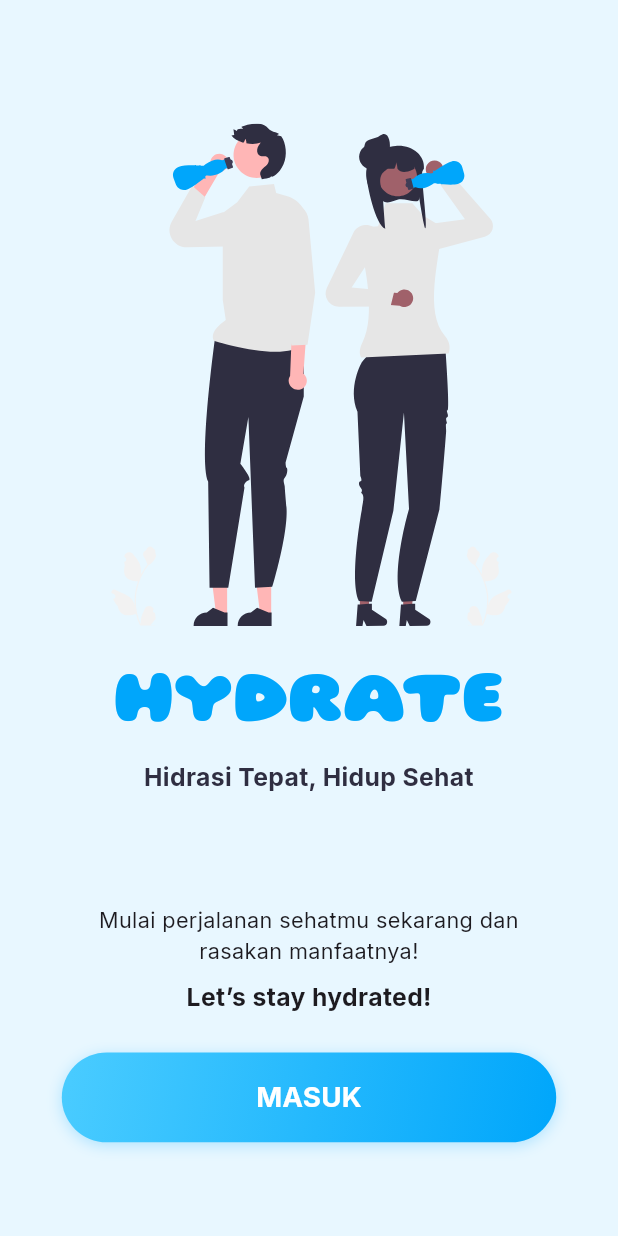
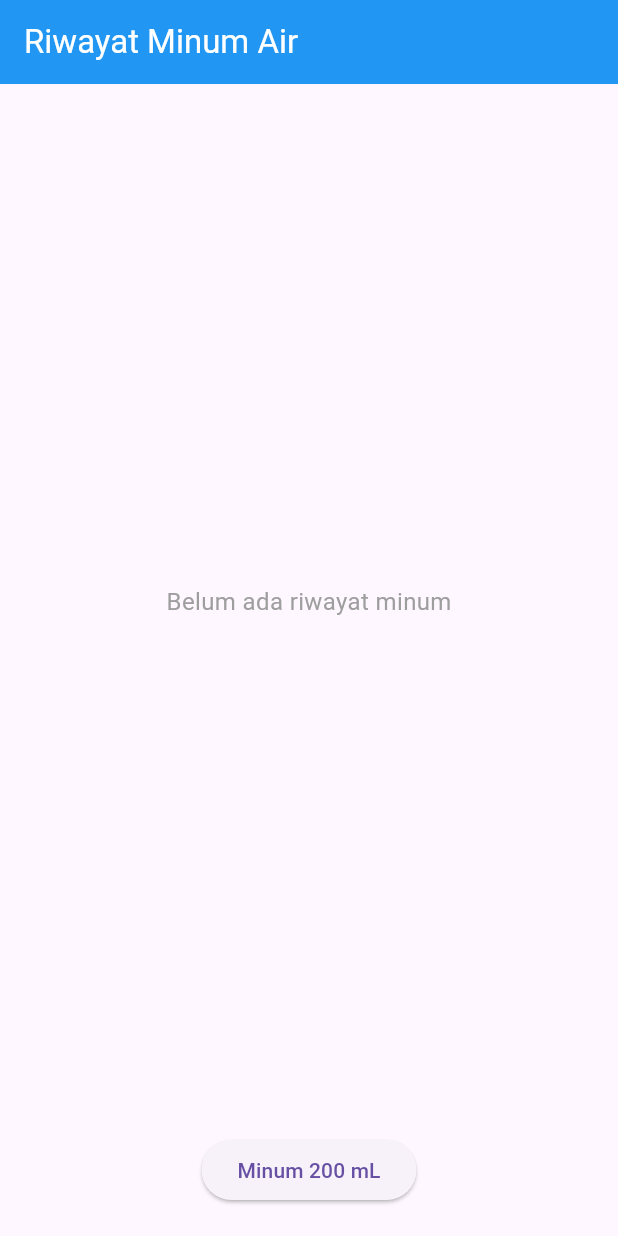
Before and after one commit to rizaldinata/hydrate, a Flutter app: the screen it shows after launch, on a phone screen of 412 x 824 dp. Run offline on Flutter 3.47's test engine with Material 3 defaults, Android fonts, the phone set to English and light mode, and no system bars; our stand-ins replace dashed_circular_progress_bar, flutter_svg, google_fonts, smooth_page_indicator, sqflite; missing offline and left inert: bottom_picker, water_bottle; accounts and stored records are empty.

Commit message:
push buat uji

```diff
--- a/lib/main.dart
+++ b/lib/main.dart
@@ -1,5 +1,6 @@
 import 'package:flutter/material.dart';
 import 'package:hydrate/presentation/screens/info_product_view.dart';
+import 'package:hydrate/presentation/screens/statistic_screen.dart';
 // import 'package:hydrate/presentation/widgets/circular.dart';
 // import 'package:hydrate/presentation/screens/coba_air.dart';
 // // import 'package:hydrate/view/info_product_view.dart';
@@ -19,7 +20,8 @@ class MyApp extends StatelessWidget {
       title: 'HYDRATE',
       theme: ThemeData(),
       debugShowCheckedModeBanner: false,
-      home:  InfoProduct(),
+      // home:  InfoProduct(),
+      home:  StatisticScreen(),
     );
   }
 }
--- /dev/null
+++ b/lib/presentation/screens/statistic_screen.dart
@@ -0,0 +1,69 @@
+import 'package:flutter/material.dart';
+import 'package:intl/intl.dart';
+
+class StatisticScreen extends StatefulWidget {
+  @override
+  _StatisticScreenState createState() => _StatisticScreenState();
+}
+
+class _StatisticScreenState extends State<StatisticScreen> {
+  List<Map<String, dynamic>> waterHistory = [];
+
+  // Fungsi untuk menambahkan riwayat minum
+  void _addWaterEntry(int amount) {
+    setState(() {
+      waterHistory.insert(0, {
+        'time': DateFormat('HH:mm').format(DateTime.now()), // Format waktu
+        'amount': amount,
+        'icon': Icons.local_drink,
+      });
+    });
+  }
+
+  @override
+  Widget build(BuildContext context) {
+    return Scaffold(
+      appBar: AppBar(
+        title: Text("Riwayat Minum Air", style: TextStyle(color: Colors.white)),
+        backgroundColor: Colors.blue,
+      ),
+      body: Column(
+        children: [
+          Expanded(
+            child: waterHistory.isEmpty
+                ? Center(
+                    child: Text(
+                      "Belum ada riwayat minum",
+                      style: TextStyle(fontSize: 16, color: Colors.grey),
+                    ),
+                  )
+                : ListView.builder(
+                    itemCount: waterHistory.length,
+                    itemBuilder: (context, index) {
+                      return ListTile(
+                        trailing: Text(
+                          "${waterHistory[index]['amount']} mL",
+                          style: TextStyle(fontSize: 18, fontWeight: FontWeight.bold),
+                        ),
+                        leading: Icon(waterHistory[index]['icon'], color: Colors.blue),
+                        title: Text(
+                          "${waterHistory[index]['time']}",
+                          style: TextStyle(fontSize: 16, fontWeight: FontWeight.bold),
+                        ),
+                      );
+                    },
+                  ),
+          ),
+          SizedBox(height: 10),
+          ElevatedButton(
+            onPressed: () {
+              _addWaterEntry(200); // Tambah 200 mL ke riwayat
+            },
+            child: Text("Minum 200 mL"),
+          ),
+          SizedBox(height: 20),
+        ],
+      ),
+    );
+  }
+}
```
Also changed, not shown: lib/presentation/screens/home_screen.dart (deleted, +0 -170 lines), lib/presentation/screens/home_screen1.dart (+94 -12 lines), 4 other files.
